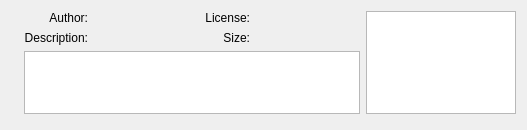
First picture: the form in src/gui/addonWidget.ui, repository Stellarium/stellarium, before the edit.
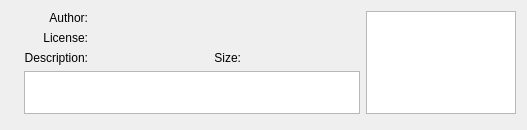
Second picture: the form after the edit.

Commit message: AddOnWidget - move 'license' to a new row

Diff of the .ui file:
```diff
--- a/src/gui/addonWidget.ui
+++ b/src/gui/addonWidget.ui
@@ -32,7 +32,7 @@
    <string>Form</string>
   </property>
   <layout class="QGridLayout" name="gridLayout" columnstretch="0,0,50,0,50,0">
-   <item row="1" column="1">
+   <item row="2" column="1">
     <widget class="QLabel" name="lblDescription">
      <property name="text">
       <string>Description:</string>
@@ -42,7 +42,7 @@
      </property>
     </widget>
    </item>
-   <item row="2" column="1" colspan="4">
+   <item row="3" column="1" colspan="4">
     <widget class="QTextBrowser" name="txtDescription">
      <property name="sizePolicy">
       <sizepolicy hsizetype="MinimumExpanding" vsizetype="MinimumExpanding">
@@ -70,7 +70,7 @@
      </property>
     </widget>
    </item>
-   <item row="1" column="4">
+   <item row="2" column="4">
     <widget class="QLabel" name="txtSize">
      <property name="sizePolicy">
       <sizepolicy hsizetype="MinimumExpanding" vsizetype="MinimumExpanding">
@@ -83,7 +83,7 @@
      </property>
     </widget>
    </item>
-   <item row="1" column="3">
+   <item row="2" column="3">
     <widget class="QLabel" name="lblSize">
      <property name="text">
       <string>Size:</string>
@@ -103,46 +103,7 @@
      </property>
     </widget>
    </item>
-   <item row="0" column="3">
-    <widget class="QLabel" name="lblLicense">
-     <property name="text">
-      <string>License:</string>
-     </property>
-     <property name="alignment">
-      <set>Qt::AlignRight|Qt::AlignTop|Qt::AlignTrailing</set>
-     </property>
-    </widget>
-   </item>
-   <item row="0" column="4">
-    <widget class="QLabel" name="txtLicense">
-     <property name="sizePolicy">
-      <sizepolicy hsizetype="MinimumExpanding" vsizetype="MinimumExpanding">
-       <horstretch>0</horstretch>
-       <verstretch>0</verstretch>
-      </sizepolicy>
-     </property>
-     <property name="text">
-      <string/>
-     </property>
-     <property name="alignment">
-      <set>Qt::AlignLeading|Qt::AlignLeft|Qt::AlignTop</set>
-     </property>
-    </widget>
-   </item>
-   <item row="0" column="2">
-    <widget class="QLabel" name="txtAuthor">
-     <property name="sizePolicy">
-      <sizepolicy hsizetype="MinimumExpanding" vsizetype="MinimumExpanding">
-       <horstretch>0</horstretch>
-       <verstretch>0</verstretch>
-      </sizepolicy>
-     </property>
-     <property name="text">
-      <string/>
-     </property>
-    </widget>
-   </item>
-   <item row="0" column="0" rowspan="3">
+   <item row="0" column="0" rowspan="4">
     <widget class="QLabel" name="thumbnail">
      <property name="sizePolicy">
       <sizepolicy hsizetype="MinimumExpanding" vsizetype="MinimumExpanding">
@@ -158,7 +119,7 @@
      </property>
     </widget>
    </item>
-   <item row="0" column="5" rowspan="3">
+   <item row="0" column="5" rowspan="4">
     <widget class="QListWidget" name="listWidget">
      <property name="sizePolicy">
       <sizepolicy hsizetype="MinimumExpanding" vsizetype="MinimumExpanding">
@@ -189,7 +150,7 @@
      </property>
     </widget>
    </item>
-   <item row="3" column="1" colspan="4">
+   <item row="4" column="1" colspan="4">
     <spacer name="verticalSpacer">
      <property name="orientation">
       <enum>Qt::Vertical</enum>
@@ -205,6 +166,45 @@
      </property>
     </spacer>
    </item>
+   <item row="1" column="1">
+    <widget class="QLabel" name="lblLicense">
+     <property name="text">
+      <string>License:</string>
+     </property>
+     <property name="alignment">
+      <set>Qt::AlignRight|Qt::AlignTop|Qt::AlignTrailing</set>
+     </property>
+    </widget>
+   </item>
+   <item row="1" column="2" colspan="3">
+    <widget class="QLabel" name="txtLicense">
+     <property name="sizePolicy">
+      <sizepolicy hsizetype="MinimumExpanding" vsizetype="MinimumExpanding">
+       <horstretch>0</horstretch>
+       <verstretch>0</verstretch>
+      </sizepolicy>
+     </property>
+     <property name="text">
+      <string/>
+     </property>
+     <property name="alignment">
+      <set>Qt::AlignLeading|Qt::AlignLeft|Qt::AlignTop</set>
+     </property>
+    </widget>
+   </item>
+   <item row="0" column="2" colspan="3">
+    <widget class="QLabel" name="txtAuthor">
+     <property name="sizePolicy">
+      <sizepolicy hsizetype="MinimumExpanding" vsizetype="MinimumExpanding">
+       <horstretch>0</horstretch>
+       <verstretch>0</verstretch>
+      </sizepolicy>
+     </property>
+     <property name="text">
+      <string/>
+     </property>
+    </widget>
+   </item>
   </layout>
  </widget>
  <resources/>
```
